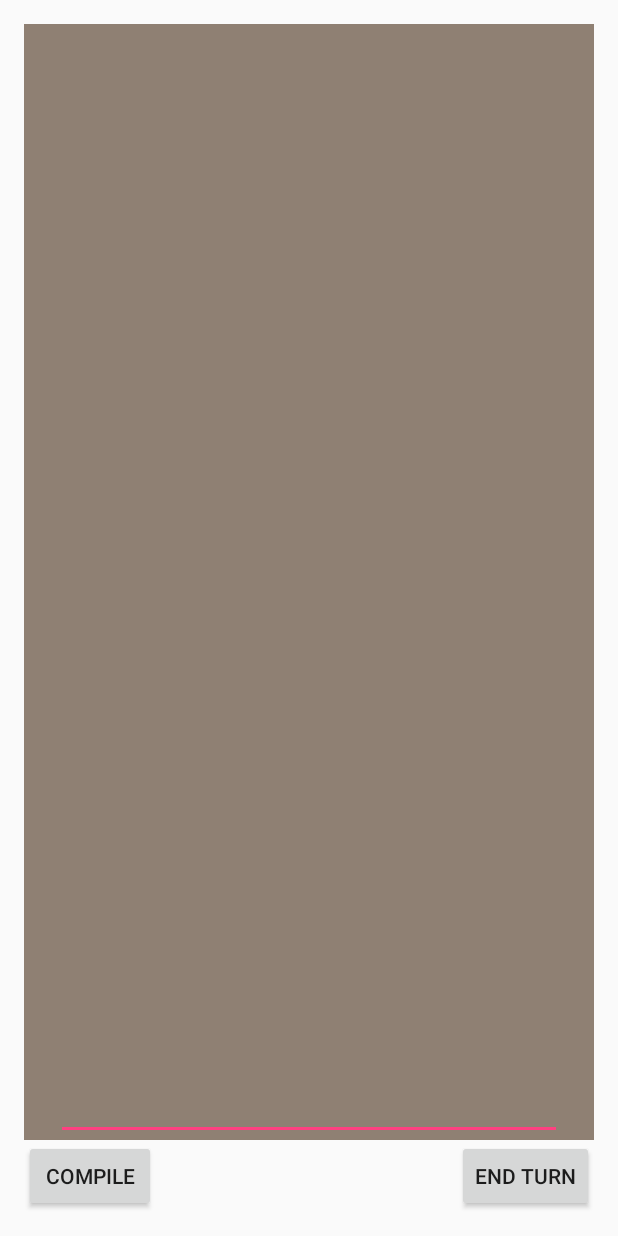
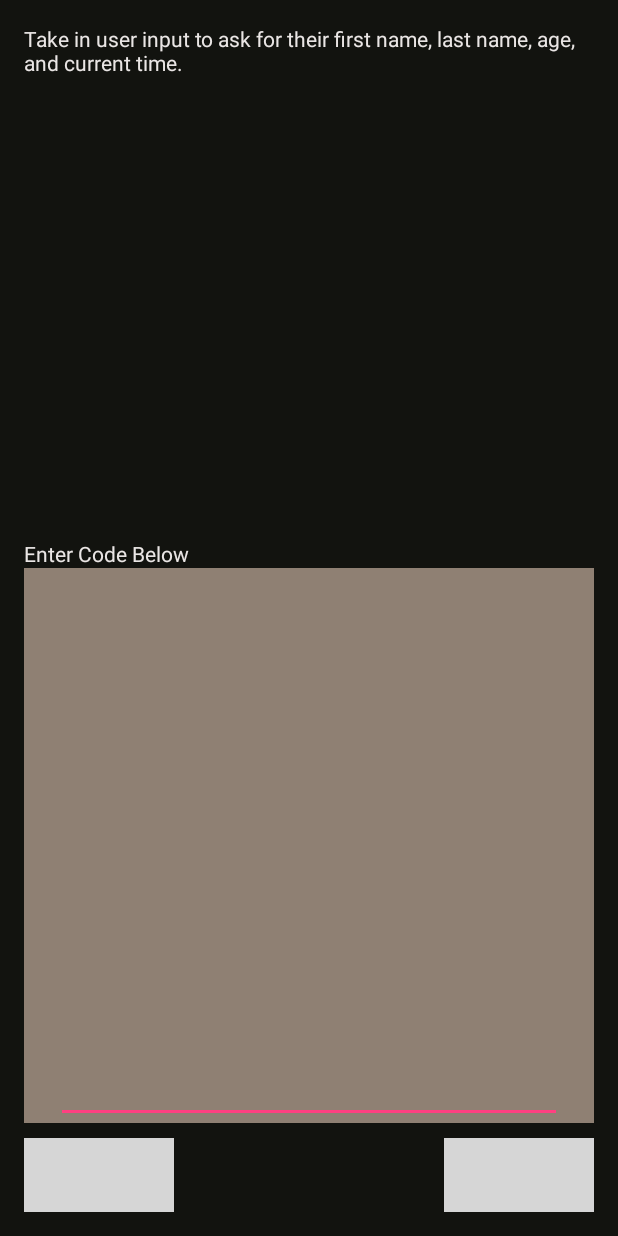
Before and after one commit to aimeevu/Codify, an Android app: the GameMain screen opened directly, with no data from a screen before it, on a phone screen of 412 x 824 dp. Run offline under Robolectric (Android 15) with nearby library versions, the phone set to English and light mode, and no system bars; grey boxes are pictures that could not be loaded.

Commit message:
Added files via upload

```diff
--- a/app/src/main/res/layout/game_main.xml
+++ b/app/src/main/res/layout/game_main.xml
@@ -4,6 +4,7 @@
     xmlns:tools="http://schemas.android.com/tools"
     android:layout_width="match_parent"
     android:layout_height="match_parent"
+    android:background="@color/colorBlack"
     android:paddingBottom="@dimen/activity_vertical_margin"
     android:paddingLeft="@dimen/activity_horizontal_margin"
     android:paddingRight="@dimen/activity_horizontal_margin"
@@ -12,18 +13,41 @@
     android:orientation="horizontal"
     app:layout_behavior="@string/appbar_scrolling_view_behavior"
     tools:context="codify.aimee.com.codify.MainActivity"
-    tools:showIn="@layout/activity_main"
     >
+
 
     <FrameLayout
         android:layout_width="match_parent"
-        android:layout_height="match_parent"
+        android:layout_height="150dp"
+        android:layout_alignParentTop="true"
+        >
+
+        <TextView
+            android:layout_width="wrap_content"
+            android:layout_height="wrap_content"
+            android:text="Take in user input to ask for their first name, last name, age, and current time."
+            android:textColor="@color/colorLight"
+            />
+
+    </FrameLayout>
+
+    <TextView
+        android:layout_width="wrap_content"
+        android:layout_height="wrap_content"
+        android:text="Enter Code Below"
+        android:layout_above="@+id/frameLayout"
+        android:textColor="@color/colorLight"
+        />
+
+    <FrameLayout
+        android:layout_width="match_parent"
+        android:layout_height="370dp"
         android:layout_alignParentLeft="true"
         android:layout_alignParentStart="true"
         android:layout_above="@+id/button"
         android:background="@color/colorBrown"
+        android:id="@+id/frameLayout">
 
-        android:id="@+id/frameLayout">
 
         <EditText
             android:layout_width="337dp"
@@ -36,10 +60,12 @@
     </FrameLayout>
 
     <Button
-        android:layout_width="wrap_content"
-        android:layout_height="wrap_content"
+        android:layout_width="100dp"
+        android:layout_height="49dp"
         android:text="Compile"
+        android:background="@drawable/barbutton"
         android:id="@+id/button"
+        android:layout_marginTop="10dp"
         android:layout_alignParentBottom="true"
         android:layout_alignParentLeft="true"
         android:layout_alignParentStart="true"
@@ -55,10 +81,12 @@
         android:id="@+id/users_name_message"/>
 
     <Button
-        android:layout_width="wrap_content"
-        android:layout_height="wrap_content"
+        android:layout_width="100dp"
+        android:layout_height="49dp"
         android:text="End Turn"
+        android:background="@drawable/barbutton"
         android:id="@+id/button3"
+        android:layout_marginTop="10dp"
         android:layout_below="@+id/frameLayout"
         android:layout_alignRight="@+id/frameLayout"
         android:layout_alignEnd="@+id/frameLayout" />
```
